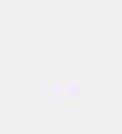
Above: UI/MicInfoItem.ui from zhaopan06/AudioTool before the change. Below: the same form after it.
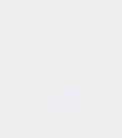
That is the form after the change. Icons and pictures are not drawn. Custom widgets are drawn as their Qt base class.

The edit to the form file:
```diff
--- a/UI/MicInfoItem.ui
+++ b/UI/MicInfoItem.ui
@@ -7,19 +7,19 @@
     <x>0</x>
     <y>0</y>
     <width>122</width>
-    <height>134</height>
+    <height>138</height>
    </rect>
   </property>
   <property name="minimumSize">
    <size>
     <width>122</width>
-    <height>134</height>
+    <height>138</height>
    </size>
   </property>
   <property name="maximumSize">
    <size>
     <width>122</width>
-    <height>134</height>
+    <height>138</height>
    </size>
   </property>
   <property name="windowTitle">
@@ -27,7 +27,7 @@
   </property>
   <layout class="QVBoxLayout" name="verticalLayout">
    <property name="spacing">
-    <number>9</number>
+    <number>0</number>
    </property>
    <property name="leftMargin">
     <number>0</number>
@@ -39,15 +39,52 @@
     <number>0</number>
    </property>
    <property name="bottomMargin">
-    <number>5</number>
+    <number>0</number>
    </property>
    <item>
     <widget class="QWidget" name="widget" native="true">
+     <layout class="QVBoxLayout" name="verticalLayout_2">
+      <property name="spacing">
+       <number>0</number>
+      </property>
+      <property name="leftMargin">
+       <number>0</number>
+      </property>
+      <property name="topMargin">
+       <number>0</number>
+      </property>
+      <property name="rightMargin">
+       <number>0</number>
+      </property>
+      <property name="bottomMargin">
+       <number>0</number>
+      </property>
+      <item>
+       <widget class="QWidget" name="widget_2" native="true">
+        <widget class="QLabel" name="label">
+         <property name="geometry">
+          <rect>
+           <x>18</x>
+           <y>0</y>
+           <width>86</width>
+           <height>86</height>
+          </rect>
+         </property>
+         <property name="text">
+          <string/>
+         </property>
+         <property name="scaledContents">
+          <bool>true</bool>
+         </property>
+         <property name="alignment">
+          <set>Qt::AlignCenter</set>
+         </property>
+        </widget>
      <widget class="CRoundLabel" name="image">
       <property name="geometry">
        <rect>
         <x>31</x>
-        <y>5</y>
+           <y>13</y>
         <width>60</width>
         <height>60</height>
        </rect>
@@ -74,24 +111,48 @@
        <bool>true</bool>
       </property>
      </widget>
-     <widget class="QLabel" name="label">
+        <widget class="QLabel" name="mic">
       <property name="geometry">
        <rect>
-        <x>26</x>
-        <y>0</y>
-        <width>70</width>
-        <height>70</height>
+           <x>75</x>
+           <y>57</y>
+           <width>16</width>
+           <height>16</height>
        </rect>
       </property>
       <property name="text">
        <string/>
       </property>
-      <property name="alignment">
-       <set>Qt::AlignCenter</set>
+         <property name="pixmap">
+          <pixmap resource="../res.qrc">:/images/icon_闭麦.png</pixmap>
       </property>
      </widget>
     </widget>
    </item>
+     </layout>
+    </widget>
+   </item>
+   <item>
+    <widget class="QWidget" name="widget_3" native="true">
+     <property name="minimumSize">
+      <size>
+       <width>0</width>
+       <height>52</height>
+      </size>
+     </property>
+     <property name="maximumSize">
+      <size>
+       <width>16777215</width>
+       <height>52</height>
+      </size>
+     </property>
+     <layout class="QVBoxLayout" name="verticalLayout_3">
+      <property name="topMargin">
+       <number>0</number>
+      </property>
+      <property name="bottomMargin">
+       <number>0</number>
+      </property>
    <item>
     <widget class="QLabel" name="name">
      <property name="minimumSize">
@@ -128,13 +189,13 @@
      <property name="minimumSize">
       <size>
        <width>0</width>
-       <height>20</height>
+          <height>24</height>
       </size>
      </property>
      <property name="maximumSize">
       <size>
        <width>16777215</width>
-       <height>20</height>
+          <height>24</height>
       </size>
      </property>
      <property name="styleSheet">
@@ -150,6 +211,9 @@
      <property name="text">
       <string/>
      </property>
+       </widget>
+      </item>
+     </layout>
     </widget>
    </item>
   </layout>
```
Lines whose indentation alone changed are shown as unchanged.
